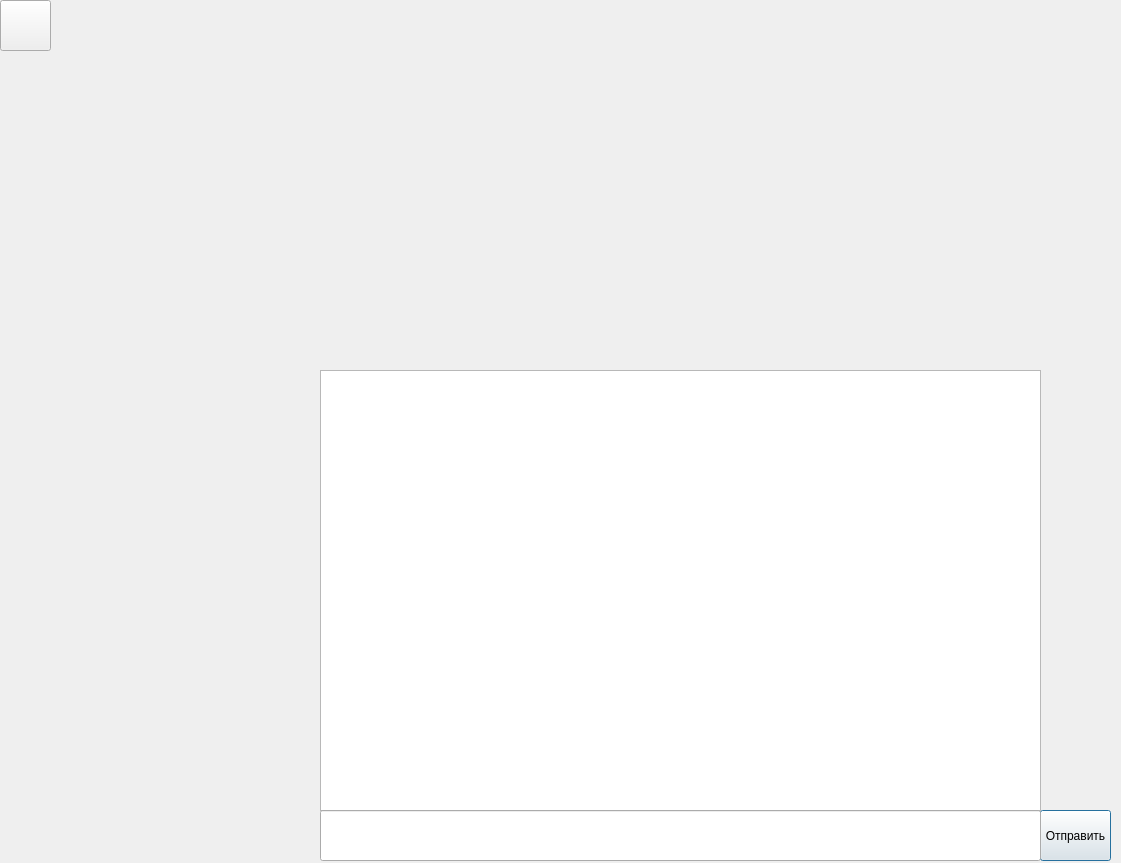
rutraq/Messanger, file mainform.ui: the form before one commit.
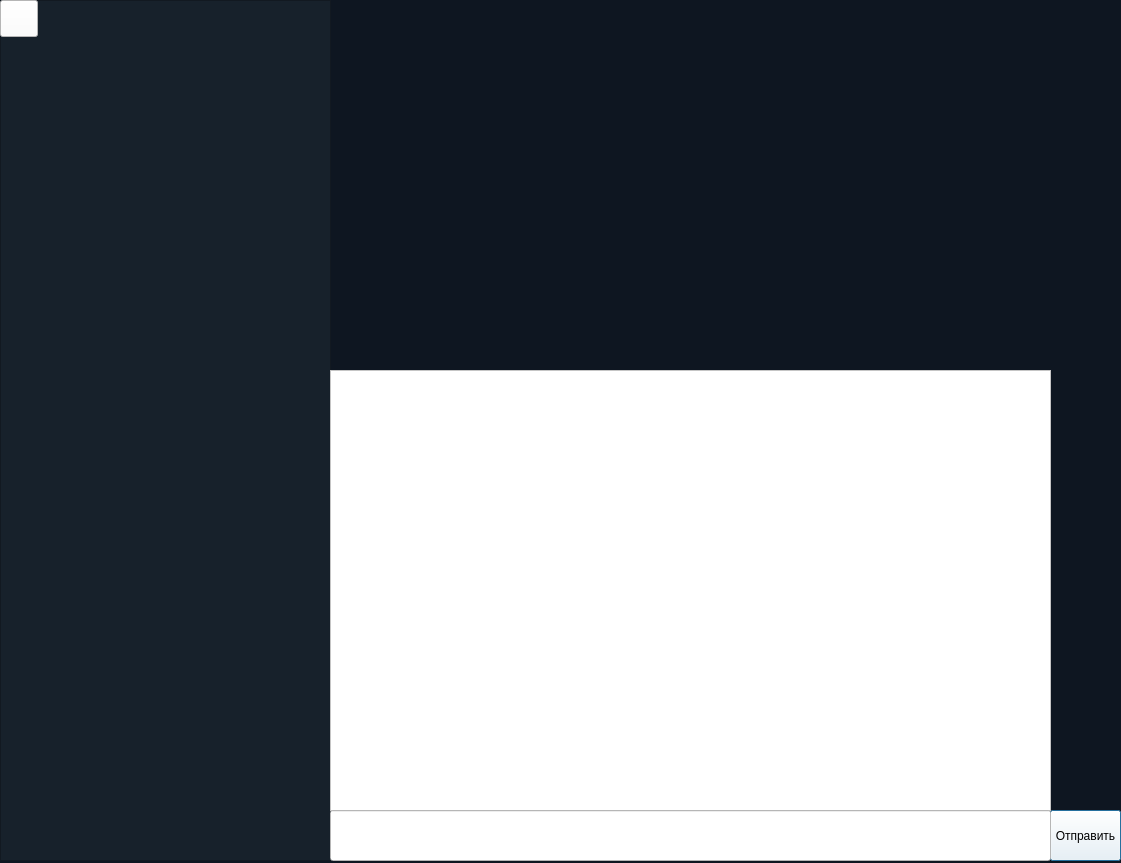
The form after the commit. Icons and pictures are not drawn.

Diff of the .ui file:
```diff
--- a/mainform.ui
+++ b/mainform.ui
@@ -17,17 +17,20 @@
    <string>Dialog</string>
   </property>
   <property name="styleSheet">
-   <string notr="true"/>
+   <string notr="true">background-color: rgb(14, 22, 33);</string>
   </property>
   <widget class="QPushButton" name="pushButton">
    <property name="geometry">
     <rect>
-     <x>1040</x>
+     <x>1050</x>
      <y>810</y>
      <width>71</width>
      <height>51</height>
     </rect>
    </property>
+   <property name="styleSheet">
+    <string notr="true">background-color: rgb(255, 255, 255);</string>
+   </property>
    <property name="text">
     <string>Отправить</string>
    </property>
@@ -38,7 +41,7 @@
    </property>
    <property name="geometry">
     <rect>
-     <x>320</x>
+     <x>330</x>
      <y>370</y>
      <width>721</width>
      <height>441</height>
@@ -53,6 +56,9 @@
    <property name="mouseTracking">
     <bool>false</bool>
    </property>
+   <property name="styleSheet">
+    <string notr="true">background-color: rgb(255, 255, 255);</string>
+   </property>
    <property name="inputMethodHints">
     <set>Qt::ImhNone</set>
    </property>
@@ -66,7 +72,7 @@
   <widget class="QLineEdit" name="lineEdit">
    <property name="geometry">
     <rect>
-     <x>320</x>
+     <x>330</x>
      <y>810</y>
      <width>721</width>
      <height>51</height>
@@ -78,6 +84,9 @@
      <pointsize>12</pointsize>
     </font>
    </property>
+   <property name="styleSheet">
+    <string notr="true">background-color: rgb(255, 255, 255);</string>
+   </property>
    <property name="echoMode">
     <enum>QLineEdit::Normal</enum>
    </property>
@@ -90,12 +99,19 @@
     <rect>
      <x>0</x>
      <y>0</y>
-     <width>51</width>
-     <height>51</height>
+     <width>38</width>
+     <height>37</height>
     </rect>
    </property>
+   <property name="layoutDirection">
+    <enum>Qt::LeftToRight</enum>
+   </property>
    <property name="styleSheet">
-    <string notr="true">background-image: url(:/newPrefix/photos/menu.png);</string>
+    <string notr="true">background-image: url(:/newPrefix/photos/menu.png);
+border-color: rgb(23, 33, 43);
+background-color: rgb(255, 255, 255);
+
+</string>
    </property>
    <property name="text">
     <string/>
@@ -151,6 +167,59 @@
     <string/>
    </property>
   </widget>
+  <widget class="QPushButton" name="pushButton_3">
+   <property name="geometry">
+    <rect>
+     <x>-1000</x>
+     <y>0</y>
+     <width>861</width>
+     <height>861</height>
+    </rect>
+   </property>
+   <property name="styleSheet">
+    <string notr="true">background-image: url(:/newPrefix/photos/prozrach.png);</string>
+   </property>
+   <property name="text">
+    <string/>
+   </property>
+  </widget>
+  <widget class="QListView" name="listView">
+   <property name="geometry">
+    <rect>
+     <x>-261</x>
+     <y>170</y>
+     <width>261</width>
+     <height>701</height>
+    </rect>
+   </property>
+   <property name="styleSheet">
+    <string notr="true">background-color: rgb(23, 33, 43);
+border-color: rgb(23, 33, 43);</string>
+   </property>
+  </widget>
+  <widget class="QListView" name="listView_3">
+   <property name="geometry">
+    <rect>
+     <x>0</x>
+     <y>0</y>
+     <width>331</width>
+     <height>861</height>
+    </rect>
+   </property>
+   <property name="styleSheet">
+    <string notr="true">background-color: rgb(23, 33, 43);</string>
+   </property>
+  </widget>
+  <zorder>listView_3</zorder>
+  <zorder>pushButton</zorder>
+  <zorder>plainTextEdit</zorder>
+  <zorder>lineEdit</zorder>
+  <zorder>pushButton_2</zorder>
+  <zorder>listView_2</zorder>
+  <zorder>label</zorder>
+  <zorder>label_2</zorder>
+  <zorder>pushButton_3</zorder>
+  <zorder>listView</zorder>
  </widget>
  <resources>
   <include location="main_form.qrc"/>
```
Left out of the diff: 31 changed lines with no effect on the pictures.
